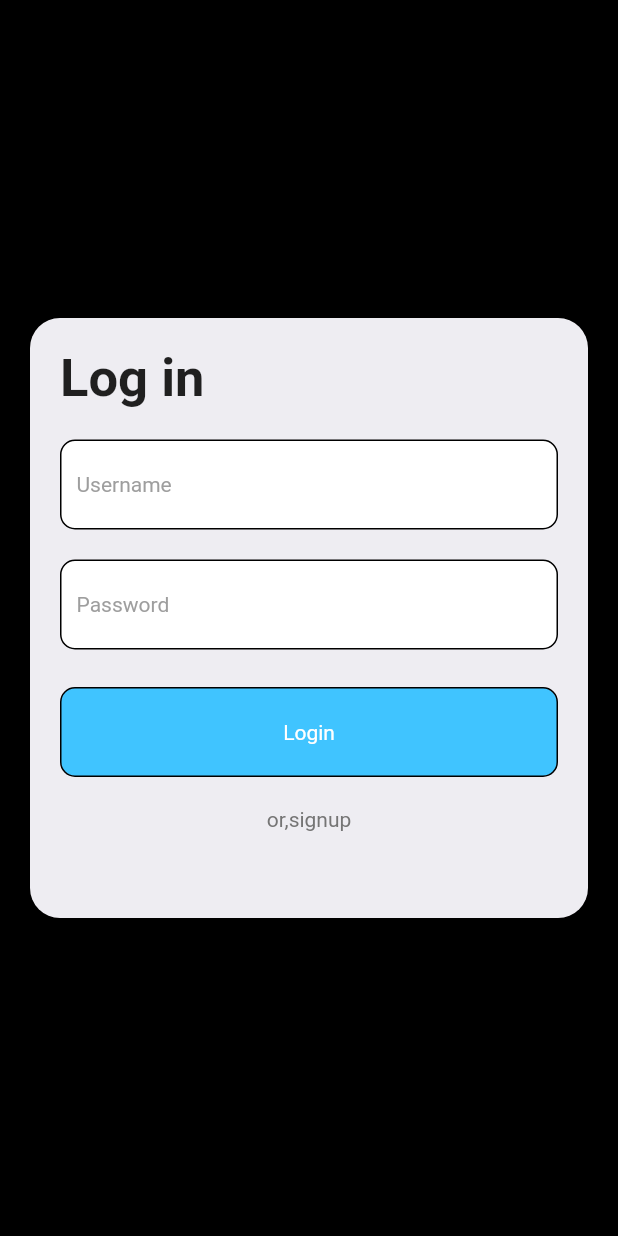
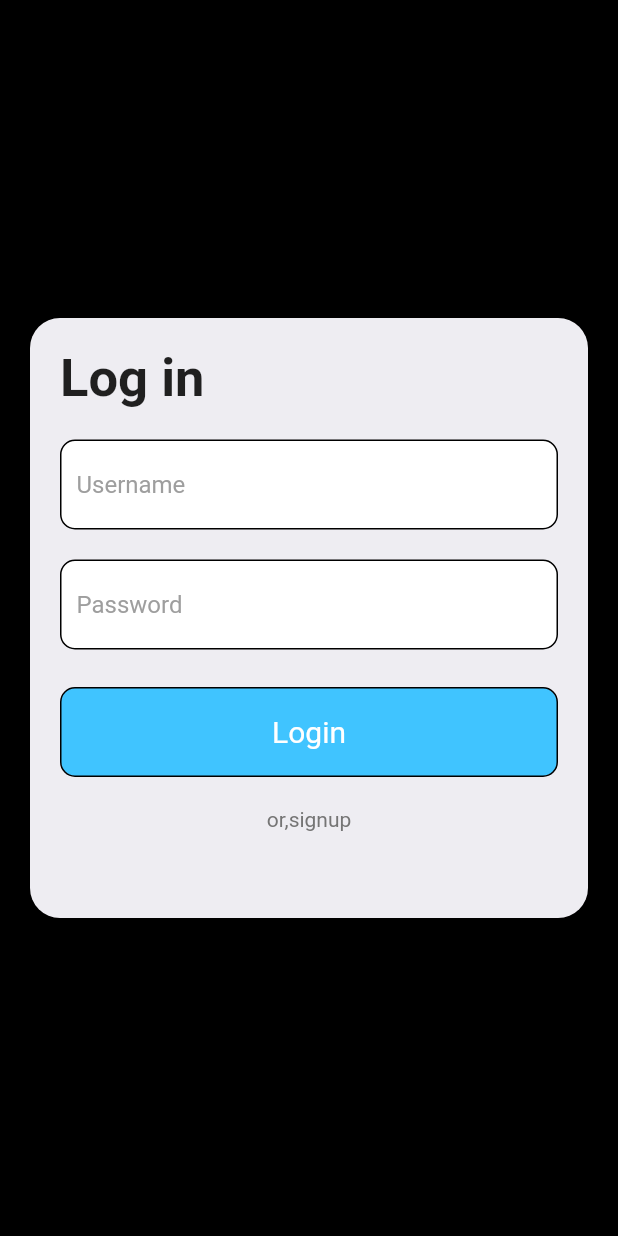
Before and after one commit to Willan0/home_work, a Flutter app: the screen it shows after launch, on a phone screen of 412 x 824 dp. Run offline on Flutter 3.47's test engine with Material 2 defaults, Android fonts, the phone set to English and light mode, and no system bars.

Commit message:
Initial commit

```diff
--- a/lib/screen/fake_text_field.dart
+++ b/lib/screen/fake_text_field.dart
@@ -19,7 +19,8 @@ class LoginScreen extends StatelessWidget {
               color: Colors.black
           )
       ),
-      child: Text(value,style: TextStyle(color: checked==true?Colors.white:Colors.grey[500]),),
+      child: Text(value,style: TextStyle(color: checked==true?Colors.white:Colors.grey[500],
+      fontSize: checked==true?20:16),),
     );
   }
 }
```
